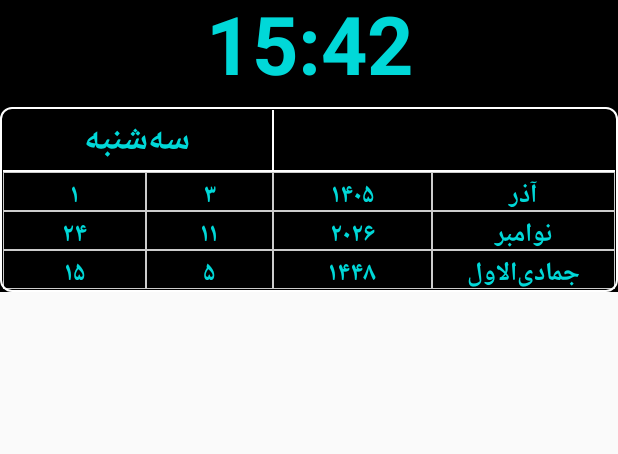
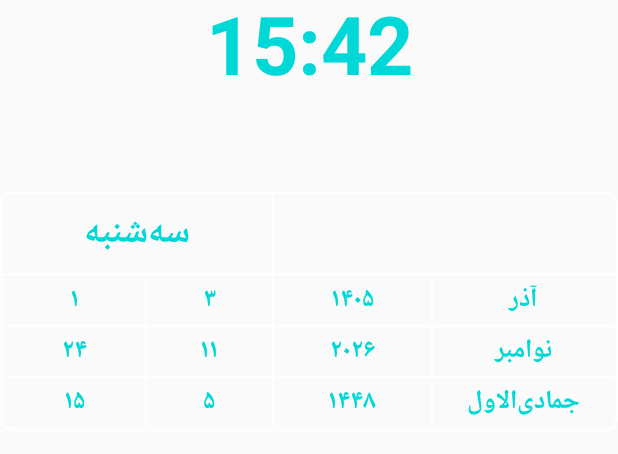
Before and after one commit to babak1379/001, an Android app: the layout widget_calendar.xml on its own in the app's theme, with its tools: preview values and no code run, on a phone screen of 412 x 824 dp. Shown: the top 454 px of the screen. Run offline under Robolectric (Android 15) with nearby library versions, the phone set to English and light mode, and no system bars.

Commit message:
Increase clock spacing and calendar row heights; transparent background

```diff
--- a/app/src/main/res/layout/widget_calendar.xml
+++ b/app/src/main/res/layout/widget_calendar.xml
@@ -5,13 +5,13 @@
     android:layout_height="wrap_content"
     android:orientation="vertical"
     android:layoutDirection="rtl"
-    android:background="#FF000000">
+    android:background="@android:color/transparent">
 
     <TextView
         android:id="@+id/clockText"
         android:layout_width="match_parent"
         android:layout_height="52dp"
-        android:layout_marginBottom="19dp"
+        android:layout_marginBottom="76dp"
         android:gravity="center"
         android:fontFamily="sans-serif"
         android:includeFontPadding="false"
@@ -32,7 +32,7 @@
 
         <LinearLayout
             android:layout_width="match_parent"
-            android:layout_height="40dp"
+            android:layout_height="52dp"
             android:orientation="horizontal"
             android:layoutDirection="rtl"
             android:gravity="center_vertical">
@@ -77,7 +77,7 @@
 
         <LinearLayout
             android:layout_width="match_parent"
-            android:layout_height="26dp"
+            android:layout_height="34dp"
             android:orientation="horizontal"
             android:layoutDirection="rtl">
             <TextView android:id="@+id/pDay" android:layout_width="0dp" android:layout_height="match_parent" android:layout_weight="0.9" android:gravity="center" android:singleLine="true" android:background="@drawable/widget_cell" android:padding="1dp" android:text="۱" android:textColor="#FF00D8D8" android:textSize="17sp" android:textStyle="bold"/>
@@ -88,7 +88,7 @@
 
         <LinearLayout
             android:layout_width="match_parent"
-            android:layout_height="26dp"
+            android:layout_height="34dp"
             android:orientation="horizontal"
             android:layoutDirection="rtl">
             <TextView android:id="@+id/gDay" android:layout_width="0dp" android:layout_height="match_parent" android:layout_weight="0.9" android:gravity="center" android:singleLine="true" android:background="@drawable/widget_cell" android:padding="1dp" android:text="۲۴" android:textColor="#FF00D8D8" android:textSize="17sp" android:textStyle="bold"/>
@@ -99,7 +99,7 @@
 
         <LinearLayout
             android:layout_width="match_parent"
-            android:layout_height="26dp"
+            android:layout_height="34dp"
             android:orientation="horizontal"
             android:layoutDirection="rtl">
             <TextView android:id="@+id/hDay" android:layout_width="0dp" android:layout_height="match_parent" android:layout_weight="0.9" android:gravity="center" android:singleLine="true" android:background="@drawable/widget_cell" android:padding="1dp" android:text="۱۵" android:textColor="#FF00D8D8" android:textSize="17sp" android:textStyle="bold"/>
```
